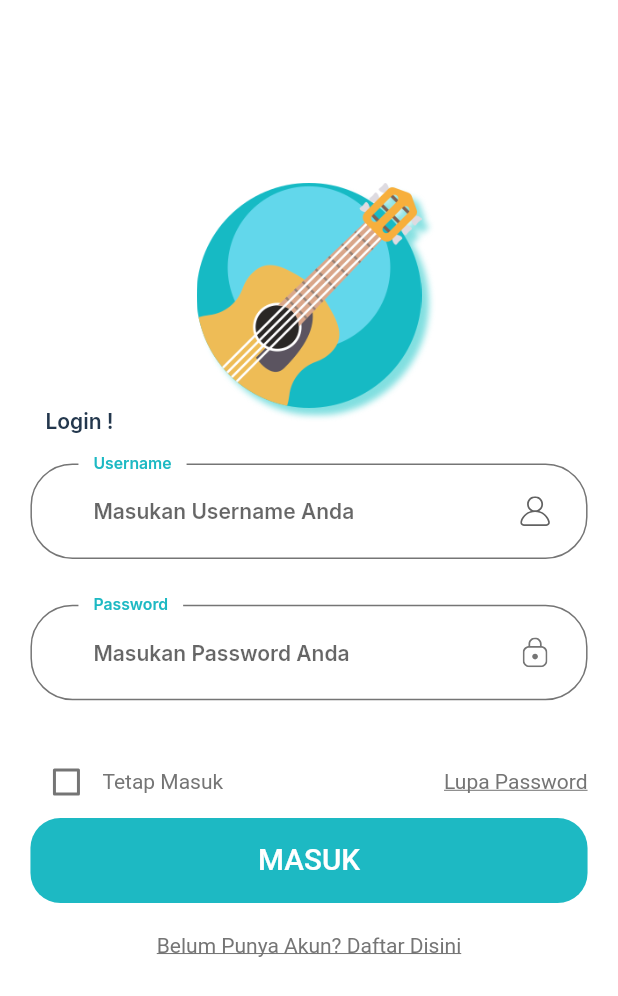
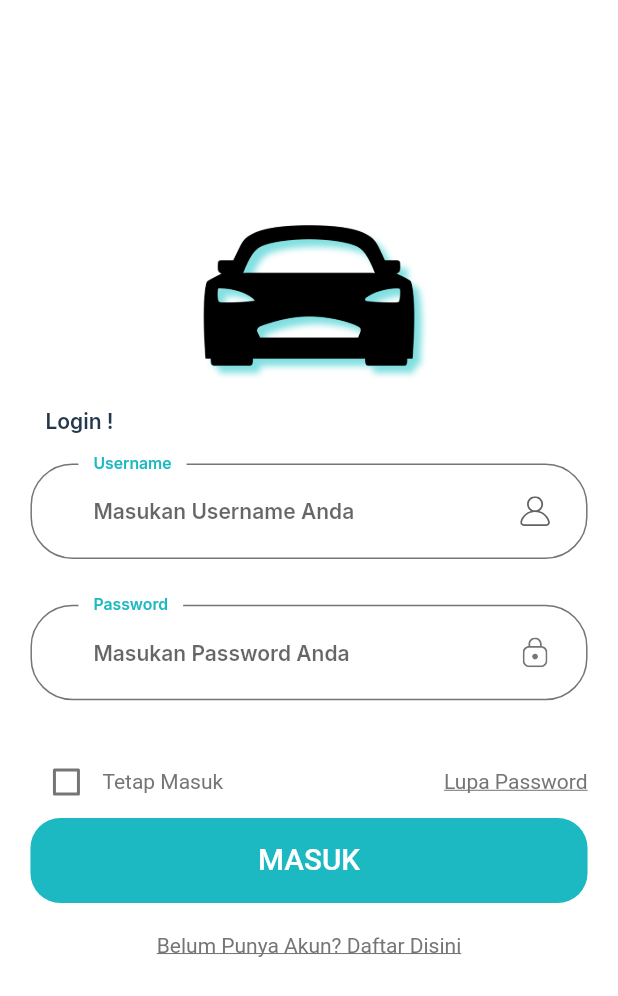
Before and after one commit to khrisnaad/toko_gitar_1, a Flutter app: the screen it shows after launch, on a phone screen of 412 x 824 dp. Shown: the top 996 px of the screen. Run offline on Flutter 3.47's test engine with Material 2 defaults, Android fonts, the phone set to English and light mode, and no system bars; drawn by our look-alikes of simple_shadow; our stand-ins replace awesome_dialog, dio, flutter_spinbox, flutter_svg, google_fonts, image_picker and 1 more; Roboto replaces fonts that are missing (Muli).

Commit message:
first commit

```diff
--- a/toko_gitar/lib/Components/Login/LoginComponent.dart
+++ b/toko_gitar/lib/Components/Login/LoginComponent.dart
@@ -29,7 +29,7 @@ class _LoginComponent extends State<LoginComponent> {
                 ),
                 SimpleShadow(
                   child: Image.asset(
-                    "assets/images/guitars.png",
+                    "assets/images/car.png",
                     height: 150,
                     width: 202,
                   ),
--- a/toko_gitar/lib/Components/Register/RegisterComponent.dart
+++ b/toko_gitar/lib/Components/Register/RegisterComponent.dart
@@ -34,7 +34,7 @@ class _RegisterComponent extends State<RegisterComponent> {
                 Padding(
                     padding: EdgeInsets.only(left: 10),
                     child: Row(
-                      crossAxisAlignment: CrossAxisAlignment.start,
+                      crossAxisAlignment: crossAxisAlignment.start,
                       children: [
                         Text(
                           "Registrasi !",
```
Also changed, not shown: toko_gitar/assets/images/car.png (added), 1 other file.
